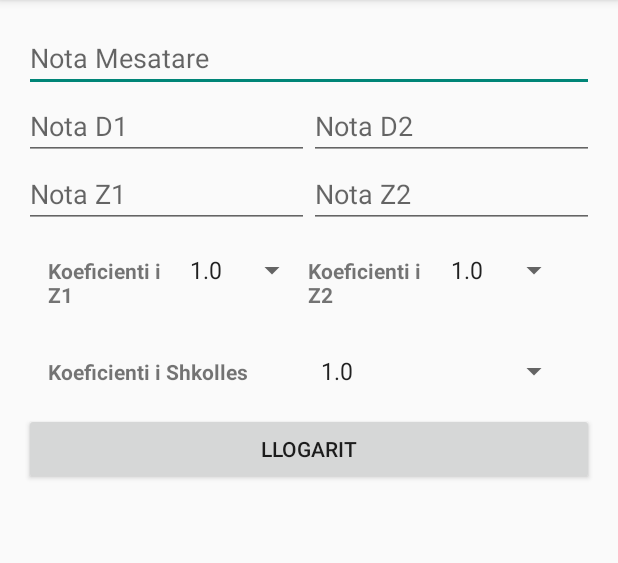
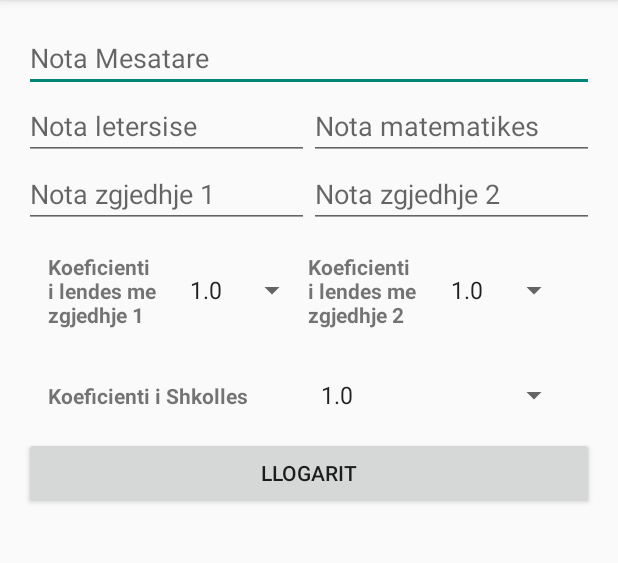
Before and after one commit to fatjanhushi/MaturaAssist, an Android app: the screen it shows after launch (MainActivity), on a phone screen of 412 x 824 dp, the part 84-647 px from its top. Run offline under Robolectric (Android 15) with nearby library versions, the phone set to English and light mode, and no system bars.

Commit message:
UI refinement Addes layout_gravity = center_vertical to textviews

```diff
--- a/app/src/main/res/layout/activity_main.xml
+++ b/app/src/main/res/layout/activity_main.xml
@@ -32,7 +32,7 @@
                 android:layout_height="wrap_content"
                 android:layout_weight="1"
                 android:ems="10"
-                android:hint="Nota D1"
+                android:hint="Nota letersise"
                 android:inputType="numberDecimal" />
 
             <EditText
@@ -41,7 +41,7 @@
                 android:layout_height="wrap_content"
                 android:layout_weight="1"
                 android:ems="10"
-                android:hint="Nota D2"
+                android:hint="Nota matematikes"
                 android:inputType="numberDecimal" />
 
         </LinearLayout>
@@ -57,7 +57,7 @@
                 android:layout_height="wrap_content"
                 android:layout_weight="1"
                 android:ems="10"
-                android:hint="Nota Z1"
+                android:hint="Nota zgjedhje 1"
                 android:inputType="numberDecimal" />
 
             <EditText
@@ -66,7 +66,7 @@
                 android:layout_height="wrap_content"
                 android:layout_weight="1"
                 android:ems="10"
-                android:hint="Nota Z2"
+                android:hint="Nota zgjedhje 2"
                 android:inputType="numberDecimal" />
         </LinearLayout>
 
@@ -80,27 +80,29 @@
                 android:layout_width="0dp"
                 android:layout_height="wrap_content"
                 android:layout_weight="1"
-                android:text="Koeficienti i Z1"
+                android:text="Koeficienti i lendes me zgjedhje 1"
                 android:textStyle="bold" />
 
             <Spinner
                 android:id="@+id/spinner_koeficienti_z1"
                 android:layout_width="0dp"
                 android:layout_height="wrap_content"
-                android:layout_weight="1" />
+                android:layout_weight="1"
+                android:layout_gravity="center_vertical"/>
 
             <TextView
                 android:layout_width="0dp"
                 android:layout_height="wrap_content"
                 android:layout_weight="1"
-                android:text="Koeficienti i Z2"
+                android:text="Koeficienti i lendes me zgjedhje 2"
                 android:textStyle="bold" />
 
             <Spinner
                 android:id="@+id/spinner_koeficienti_z2"
                 android:layout_width="0dp"
                 android:layout_height="wrap_content"
-                android:layout_weight="1" />
+                android:layout_weight="1"
+                android:layout_gravity="center_vertical"/>
 
         </LinearLayout>
 
```
